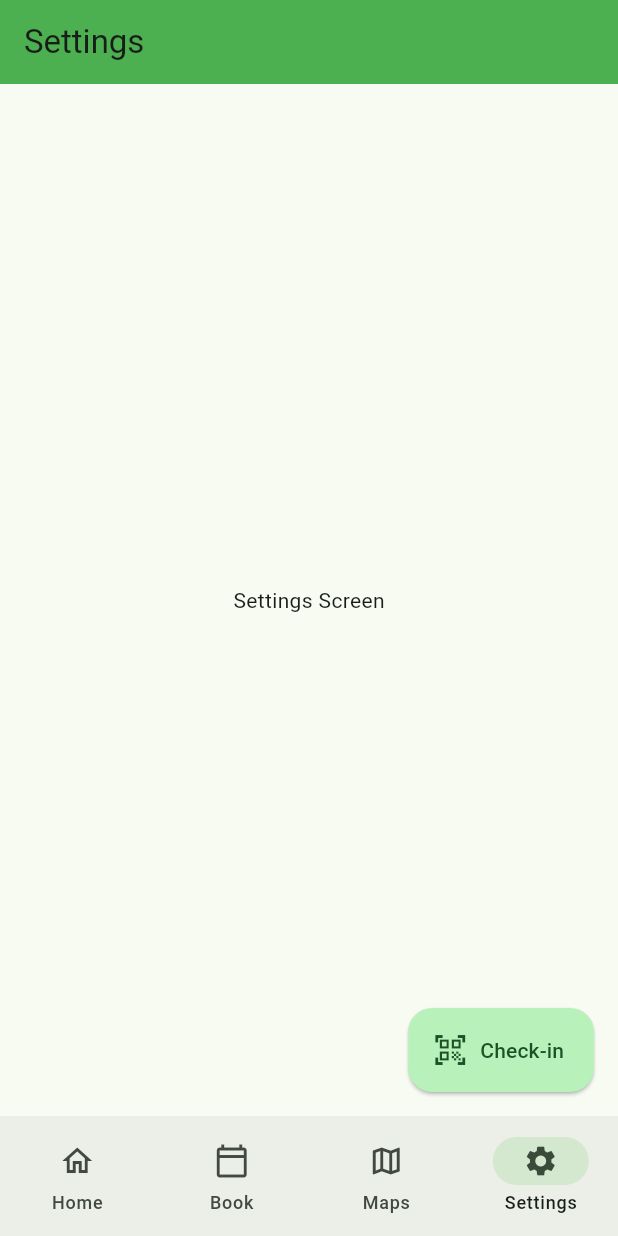
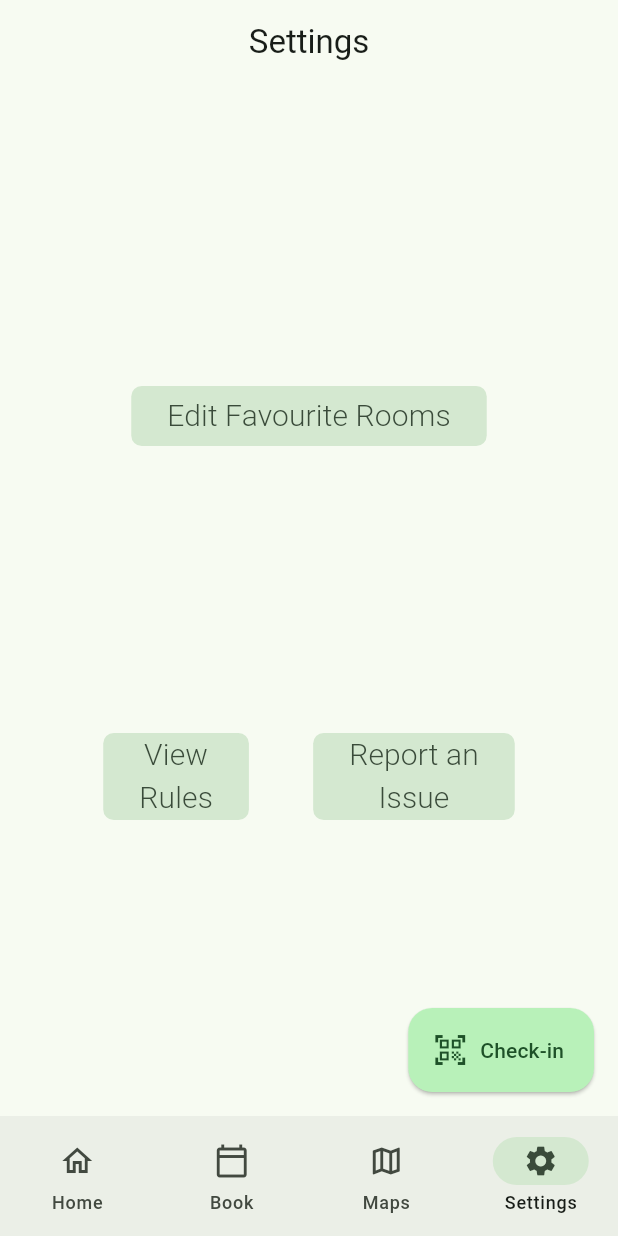
Before and after one commit to fillemon10/kandidat-grupp65-timeedit, a Flutter app: the SettingsScreen screen opened by its route, on a phone screen of 412 x 824 dp. Run offline on Flutter 3.47's test engine with Material 3 defaults, Android fonts, the light colour scheme and no system bars; our stand-ins replace cloud_firestore, firebase_auth, firebase_core, go_router; missing offline and left inert: firebase_ui_auth, qr_code_scanner; accounts and stored records are empty; network calls fail.

Commit message:
Fixed some on the settings page
Added three buttons, edit favourite rooms, view rules, and report an issue. Currently these do not do anything.

```diff
--- a/lib/screens/settings.dart
+++ b/lib/screens/settings.dart
@@ -9,6 +9,21 @@ import '../app_state.dart'; // new
 import 'package:go_router/go_router.dart';
 
 
+
+///TODO:
+///
+///1. Add shadows to buttons
+///     There is a possibility that the current way the buttons are set
+///     up wont work and that it needs to be reconsidered.
+///
+///2. Add toggle buttons above "edit favourite rooms" button
+///     These buttons should be in their own container as the background
+///     behind them is supposed to be a slightly different color
+///
+///3. Add the account information "box"
+///
+///4. Add missing images to buttons
+///     Get these from figma
 class SettingsScreen extends StatelessWidget {
   const SettingsScreen({super.key});
 
@@ -16,19 +31,126 @@ class SettingsScreen extends StatelessWidget {
   Widget build(BuildContext context){
     return Scaffold(
       /**
-       * Creating the appbar
+       * The appbar of the page
        *
-       * TODO:
-       * 1. Set correct background color (if any is needed)
+       * Might want to add some styling.
        */
       appBar: AppBar(
-          backgroundColor: Colors.green,
-          title: const Text('Settings'),
+          title: const Text('Settings',),
+          centerTitle: true,
         ),
+
+      /**
+       * The main container for all widgets in the settings page
+       */
       body: Container(
+        padding: EdgeInsets.symmetric(horizontal: 16, vertical: 0),
         alignment: Alignment.center,
-        child: const Text('Settings Screen'),
-      ),
+        width: double.infinity,
+        height: double.infinity,
+        margin: const EdgeInsets.all(10),
+            /**
+             * Creating a Column widget to be able to hold multiple other
+             * child widgets. This allows for more creative freedom in the
+             * styling as far as im aware.
+             */
+            child: Column(
+              mainAxisAlignment: MainAxisAlignment.spaceEvenly,
+
+              // Declare any children of the Column widget within the []
+              children: [
+
+                /**
+                 * Edit Favourite Rooms button's container
+                 */
+                Container(
+                  alignment: Alignment.bottomCenter,
+                  child: FilledButton.tonal(
+                      style: FilledButton.styleFrom(
+                        shadowColor: Color.fromARGB(0, 83, 80, 80),
+                        shape: const RoundedRectangleBorder(
+                          borderRadius: BorderRadius.all(Radius.circular(7)),
+                        ),
+                      ),
+                      onPressed: () {
+                        print('Edit Favourite Rooms Clicked!');
+                      },
+                      child: const Text(
+                        'Edit Favourite Rooms',
+                        textAlign: TextAlign.center,
+                        style: TextStyle(
+                          fontSize: 20,
+                          fontWeight: FontWeight.w300
+                        ),
+                      ),
+                    ),
+                  ),
+
+                /**
+                 * A row container to hold the bottom-most 2 buttons on the screen.
+                 */
+                Row(
+                  mainAxisAlignment: MainAxisAlignment.spaceEvenly,
+                  children: [
+
+                  /**
+                   * View Rules button's container
+                   */
+                  Container(
+                    alignment: Alignment.bottomLeft,
+                    child: FilledButton.tonal(
+                      style: FilledButton.styleFrom(
+                          shadowColor: Color.fromARGB(0, 83, 80, 80),
+                          shape: const RoundedRectangleBorder(
+                              borderRadius: BorderRadius.all(Radius.circular(7)),
+                          ),
+                        ),
+                      onPressed: () {
+                        print('View Rules Clicked!');
+                      },
+                      child: const Text(
+                        'View\nRules',
+                        textAlign: TextAlign.center,
+                        style: TextStyle(
+                          fontSize: 20,
+                          fontWeight: FontWeight.w300
+                        ),
+                      ),
+                    ),
+                  ),
+
+                  /**
+                   * Report an Issue button's container
+                   */
+                  Container(
+                    alignment: Alignment.bottomRight,
+                    child: FilledButton.tonal(
+                      style: FilledButton.styleFrom(
+                          shadowColor: Color.fromARGB(0, 83, 80, 80),
+                          shape: const RoundedRectangleBorder(
+                              borderRadius: BorderRadius.all(Radius.circular(7)),
+
+                          ),
+                        ),
+                      onPressed: () {
+                        print('Report an Issue Clicked!');
+                      },
+
+                      child: const Text(
+                        'Report an\nIssue',
+                        textAlign: TextAlign.center,
+                        style: TextStyle(
+                          fontSize: 20,
+                          fontWeight: FontWeight.w300
+                        ),
+                      ),
+                    ),
+                  ),
+                ],
+              ),
+              ],
+              ),
+            ),
     );
   }
 
```
